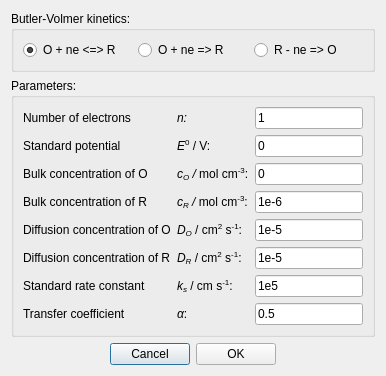
Qt form Emech.ui (oliverrdz/SoftPotato_Desktop) before a commit.
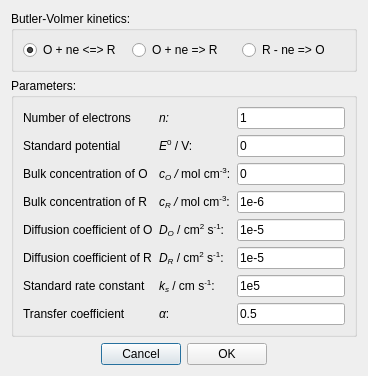
The same form after that commit.

Commit message: fix typo - diffusion concentration changed to diffusion coefficient

The edit to the form file:
```diff
--- a/Emech.ui
+++ b/Emech.ui
@@ -93,7 +93,7 @@
       <item row="4" column="0">
        <widget class="QLabel" name="label_11">
         <property name="text">
-         <string>Diffusion concentration of O</string>
+         <string>Diffusion coefficient of O</string>
         </property>
        </widget>
       </item>
@@ -149,7 +149,7 @@
       <item row="5" column="0">
        <widget class="QLabel" name="label_13">
         <property name="text">
-         <string>Diffusion concentration of R</string>
+         <string>Diffusion coefficient of R</string>
         </property>
        </widget>
       </item>
```
